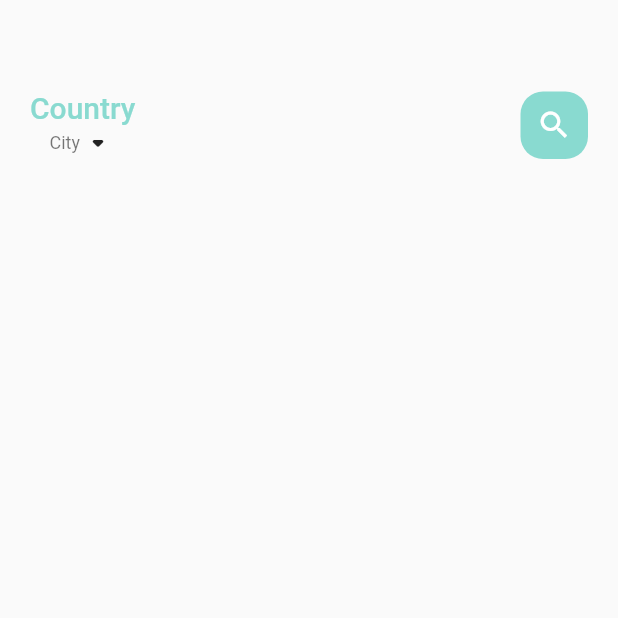
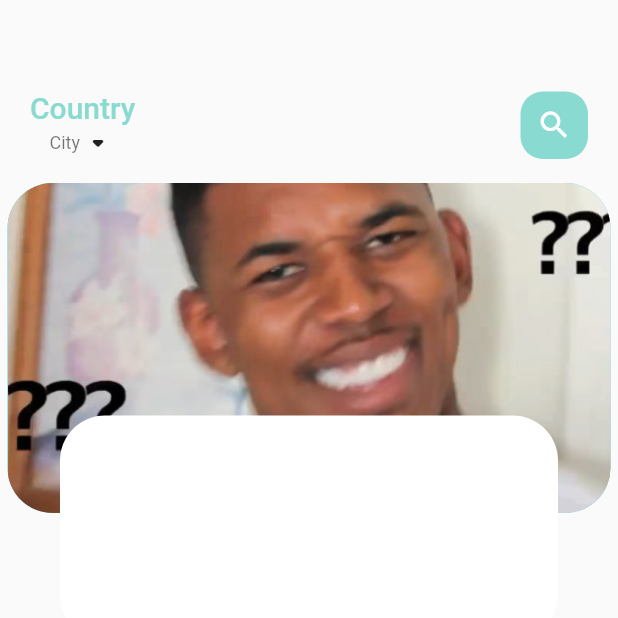
Before and after one commit to omitoful/food_delivery_demo, a Flutter app: the screen it shows after launch, on a phone screen of 412 x 824 dp, the top half of it. Run offline on Flutter 3.47's test engine with Material 2 defaults, Android fonts, the phone set to English and light mode, and no system bars; our stand-ins replace get.

Commit message:
base setting of food page body

```diff
--- /dev/null
+++ b/lib/home/food_page_body.dart
@@ -0,0 +1,56 @@
+import 'package:flutter/cupertino.dart';
+import 'package:flutter/material.dart';
+import 'package:food_delivery/Utils/app_layout.dart';
+
+class FoodPageBody extends StatefulWidget {
+  const FoodPageBody({Key? key}) : super(key: key);
+
+  @override
+  State<FoodPageBody> createState() => _FoodPageBodyState();
+}
+
+class _FoodPageBodyState extends State<FoodPageBody> {
+  @override
+  Widget build(BuildContext context) {
+    return Container(
+      height: AppLayout.getHeight(320),
+      child: PageView.builder(
+        itemCount: 5,
+        itemBuilder: (context, position) {
+          return _buildPageItem(position);
+        }
+      ),
+    );
+  }
+
+  Widget _buildPageItem(int index) {
+    return Stack(
+      /// if not use stack, the container size will be the same as the super one.
+      children: [
+        Container(
+          height: AppLayout.getHeight(220),
+          margin: EdgeInsets.symmetric(horizontal: AppLayout.getWidth(5)),
+          decoration: BoxDecoration(
+              borderRadius: BorderRadius.circular(AppLayout.getHeight(30)),
+              color: index.isEven ? const Color(0xFF69c5df) : const Color(0xFF9294cc),
+              image: const DecorationImage(
+                  fit: BoxFit.cover,
+                  image: AssetImage("assets/img_1.png")
+              )
+          ),
+        ),
+        Align(
+          alignment: Alignment.bottomCenter,
+          child: Container(
+            height: AppLayout.getHeight(150),
+            margin: EdgeInsets.only(left: AppLayout.getWidth(40), right: AppLayout.getWidth(40), bottom: AppLayout.getHeight(15)),
+            decoration: BoxDecoration(
+                borderRadius: BorderRadius.circular(AppLayout.getHeight(30)),
+                color: Colors.white,
+            ),
+          ),
+        )
+      ],
+    );
+  }
+}
--- a/lib/home/main_food_page.dart
+++ b/lib/home/main_food_page.dart
@@ -3,6 +3,7 @@ import 'package:food_delivery/Utils/app_layout.dart';
 import '../Utils/colors.dart';
 import '../widgets/big_text.dart';
 import '../widgets/small_text.dart';
+import 'food_page_body.dart';
 
 class MainFoodPage extends StatefulWidget {
   const MainFoodPage({Key? key}) : super(key: key);
@@ -17,7 +18,7 @@ class _MainFoodPageState extends State<MainFoodPage> {
     return Scaffold(
       body: Column(
         children: [
-          // showing the header
+          /// showing the header
           Container(
             child: Container(
               margin: EdgeInsets.only(top: AppLayout.getHeight(60), bottom: AppLayout.getHeight(15)),
@@ -51,8 +52,8 @@ class _MainFoodPageState extends State<MainFoodPage> {
               ),
             ),
           ),
-          // showing the body
-          // FoodPageBody(),
+          /// showing the body
+          const FoodPageBody(),
         ],
       ),
     );
--- a/pubspec.yaml
+++ b/pubspec.yaml
@@ -59,8 +59,8 @@ flutter:
   uses-material-design: true
 
   # To add assets to your application, add an assets section, like this:
-  # assets:
-  #   - images/a_dot_burr.jpeg
+  assets:
+    - assets/
   #   - images/a_dot_ham.jpeg
 
   # An image asset can refer to one or more resolution-specific "variants", see
```
Also changed, not shown: assets/img_1.png (added).
